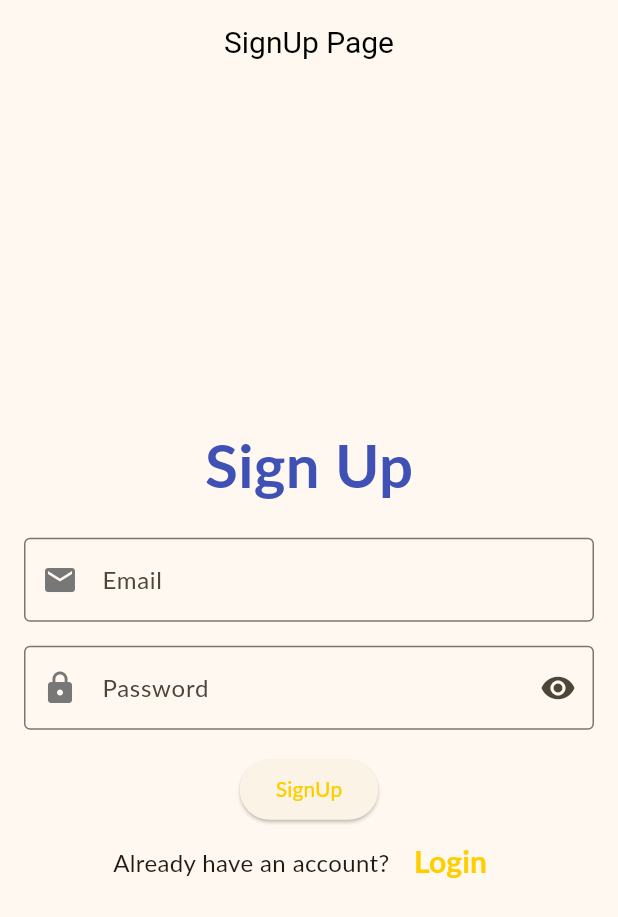
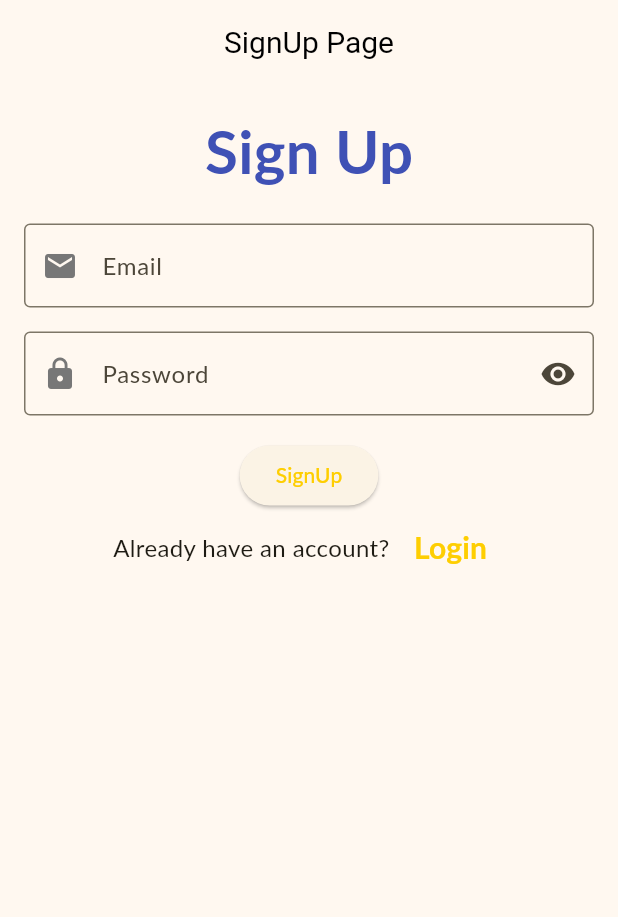
Before and after one commit to Sandip-Kanzariya/Shoes-Shopping-App-In-Flutter, a Flutter app: the screen it shows after launch, after a tap on "Login", after a tap on "SignUp", on a phone screen of 412 x 824 dp. Shown: the top 917 px of the screen. Run offline on Flutter 3.47's test engine with Material 2 defaults, Android fonts, the phone set to English and light mode, and no system bars; our stand-ins replace firebase_auth, firebase_core; accounts and stored records are empty; Roboto replaces fonts that are missing (Lato).

Commit message:
add wrapper

```diff
--- a/lib/LoginPage.dart
+++ b/lib/LoginPage.dart
@@ -62,7 +62,8 @@ class _LoginPageState extends State<LoginPage> {
           child: Text('Login Page'),
         ),
       ),
-      body: Padding(
+      body: SingleChildScrollView(
+        child: Padding(
           padding: const EdgeInsets.all(16.0),
           child: Form(
             key: _formKey,
@@ -74,7 +75,8 @@ class _LoginPageState extends State<LoginPage> {
                   "Login",
                   style: TextStyle(
                     fontSize: 40, // Set the font size
-                  fontWeight: FontWeight.bold, // Set the font weight (optional)
+                    fontWeight:
+                        FontWeight.bold, // Set the font weight (optional)
                     color: Colors.indigo,
                     // You can also set other text styles such as color, font family, etc. here.
                   ),
@@ -161,7 +163,8 @@ class _LoginPageState extends State<LoginPage> {
                         // Add navigation to the registration page here.
                         Navigator.pushReplacement(
                           context,
-                        MaterialPageRoute(builder: (context) => RegisterPage()),
+                          MaterialPageRoute(
+                              builder: (context) => RegisterPage()),
                         );
                       },
                       child: Text("SignUp",
@@ -171,6 +174,7 @@ class _LoginPageState extends State<LoginPage> {
                   ],
                 ),
               ],
+            ),
           ),
         ),
       ),
--- a/lib/RegisterPage.dart
+++ b/lib/RegisterPage.dart
@@ -68,7 +68,8 @@ class _RegisterPageState extends State<RegisterPage> {
           child: Text('SignUp Page'),
         ),
       ),
-      body: Padding(
+      body: SingleChildScrollView(
+        child: Padding(
           padding: const EdgeInsets.all(16.0),
           child: Form(
             key: _formKey,
@@ -80,7 +81,8 @@ class _RegisterPageState extends State<RegisterPage> {
                   "Sign Up",
                   style: TextStyle(
                     fontSize: 40, // Set the font size
-                  fontWeight: FontWeight.bold, // Set the font weight (optional)
+                    fontWeight:
+                        FontWeight.bold, // Set the font weight (optional)
                     color: Colors.indigo,
                     // You can also set other text styles such as color, font family, etc. here.
                   ),
@@ -180,6 +182,7 @@ class _RegisterPageState extends State<RegisterPage> {
             ),
           ),
         ),
+      ),
     );
   }
 
```
Lines whose indentation alone changed are shown as unchanged.
